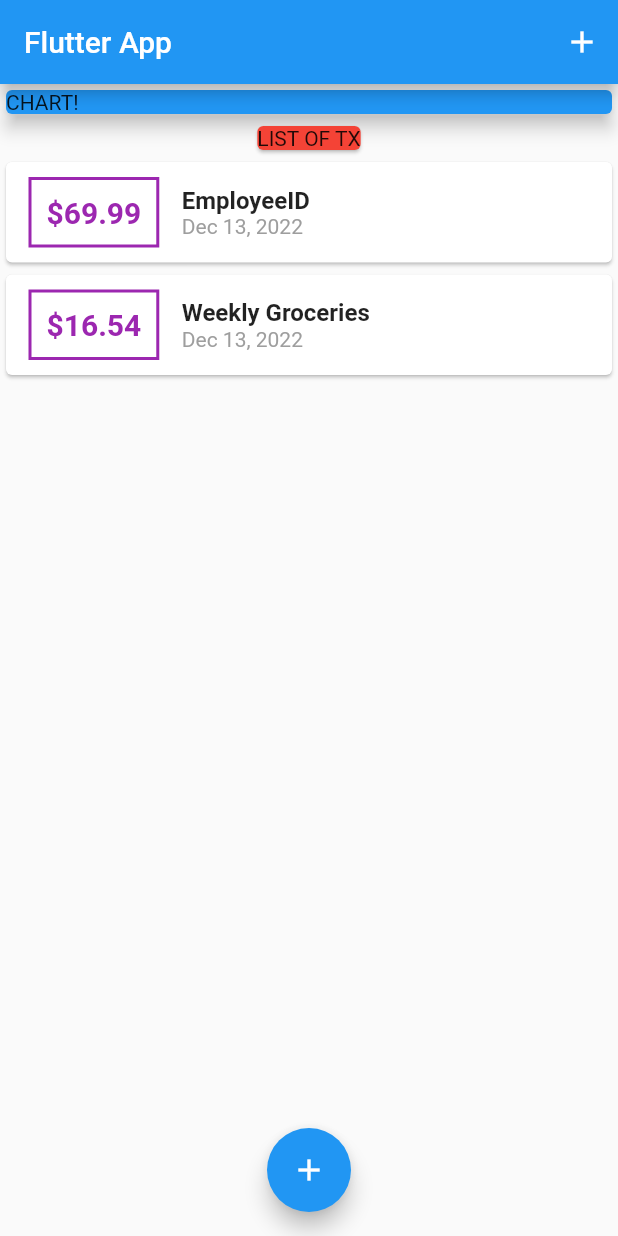
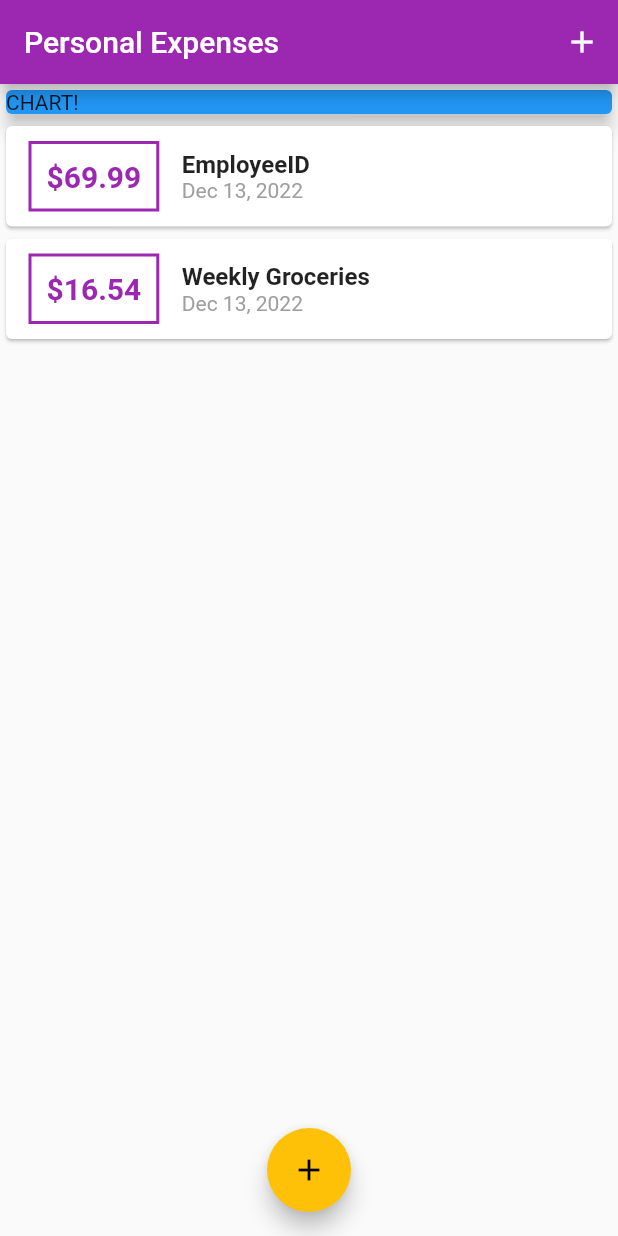
Before and after one commit to thefarismd/expenseplanner, a Flutter app: the screen it shows after launch, on a phone screen of 412 x 824 dp. Run offline on Flutter 3.47's test engine with Material 2 defaults, Android fonts, the phone set to English and light mode, and no system bars.

Commit message:
materialapp theme, themedata, primaryswatch, accent color

```diff
--- a/lib/main.dart
+++ b/lib/main.dart
@@ -10,6 +10,10 @@ class MyApp extends StatelessWidget {
   Widget build(BuildContext context) {
     return MaterialApp(
       title: 'Flutter App',
+      theme: ThemeData(
+        primarySwatch: Colors.purple,
+        accentColor: Colors.amber,
+      ), //accentColor deprecated
       home: MyHomePage(),
     );
   }
@@ -63,7 +67,7 @@ class _MyHomePageState extends State<MyHomePage> {
   Widget build(BuildContext context) {
     return Scaffold(
       appBar: AppBar(
-        title: Text('Flutter App'),
+        title: Text('Personal Expenses'),
         actions: [IconButton(onPressed: () {}, icon: Icon(Icons.add))],
       ),
       body: SingleChildScrollView(
@@ -79,10 +83,6 @@ class _MyHomePageState extends State<MyHomePage> {
                 elevation: 5,
               ),
             ),
-            Card(
-              color: Colors.red,
-              child: Text('LIST OF TX'),
-            ),
             TransactionList(_userTransactions),
           ],
         ),
--- a/lib/widgets/transaction_list.dart
+++ b/lib/widgets/transaction_list.dart
@@ -34,14 +34,14 @@ class TransactionList extends StatelessWidget {
                   //border - use decoration
                   decoration: BoxDecoration(
                       border: Border.all(
-                    color: Colors.purple,
+                    color: Theme.of(context).primaryColor,
                     width: 2,
                   )),
                   margin: EdgeInsets.symmetric(vertical: 10, horizontal: 15),
                   child: Text(
                       '\$${transactions[index].amount.toStringAsFixed(2)}',
                       style: TextStyle(
-                          color: Colors.purple,
+                          color: Theme.of(context).primaryColor,
                           fontSize: 20,
                           fontWeight: FontWeight.bold)),
                 ),
```
